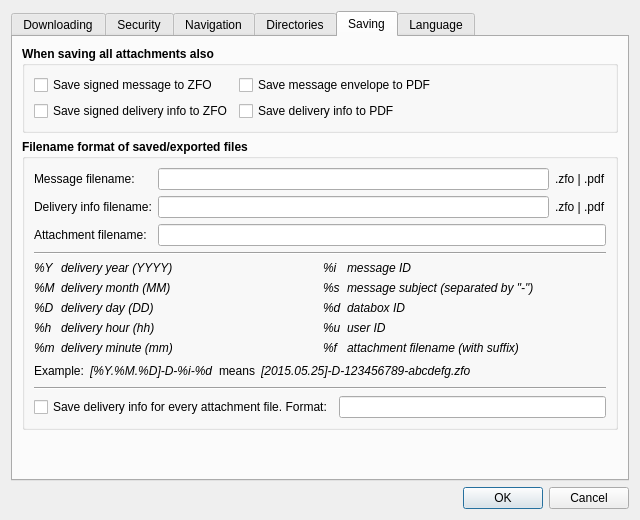
psakar/datovka, file src/gui/ui/dlg_preferences.ui: the form before one commit.
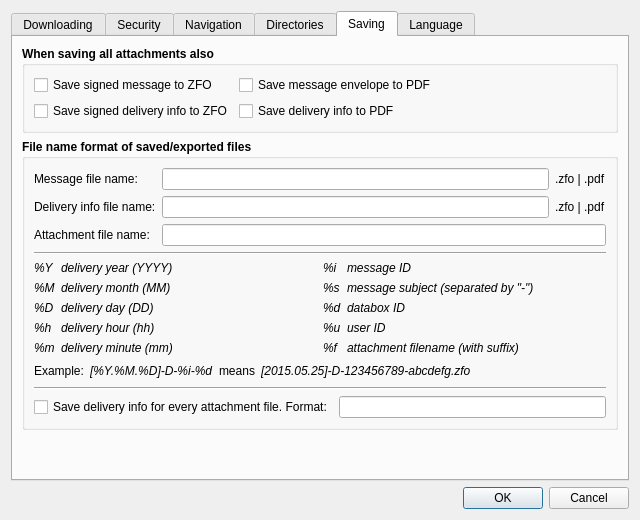
The form after the commit. The open tabs and pages were chosen to show the change. Icons and pictures are not drawn.

Commit message: Added missing Czech translation.

The edit to the form file:
```diff
--- a/src/gui/ui/dlg_preferences.ui
+++ b/src/gui/ui/dlg_preferences.ui
@@ -979,7 +979,7 @@
 name will be same as original file name with suffix).</string>
          </property>
          <property name="title">
-          <string>Filename format of saved/exported files</string>
+          <string>File name format of saved/exported files</string>
          </property>
          <layout class="QVBoxLayout" name="verticalLayout_17">
           <item>
@@ -996,7 +996,7 @@
                </font>
               </property>
               <property name="text">
-               <string>Message filename:</string>
+               <string>Message file name:</string>
               </property>
              </widget>
             </item>
@@ -1036,7 +1036,7 @@
                </font>
               </property>
               <property name="text">
-               <string>Delivery info filename:</string>
+               <string>Delivery info file name:</string>
               </property>
              </widget>
             </item>
@@ -1049,7 +1049,7 @@
                </font>
               </property>
               <property name="text">
-               <string>Attachment filename:</string>
+               <string>Attachment file name:</string>
               </property>
              </widget>
             </item>
```
Left out of the diff: 14 changed lines with no effect on the pictures. The commit also changes 2 other files.
